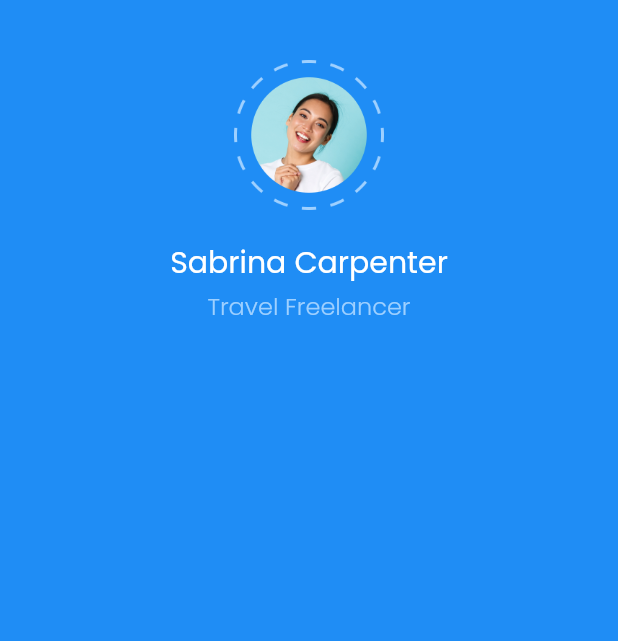
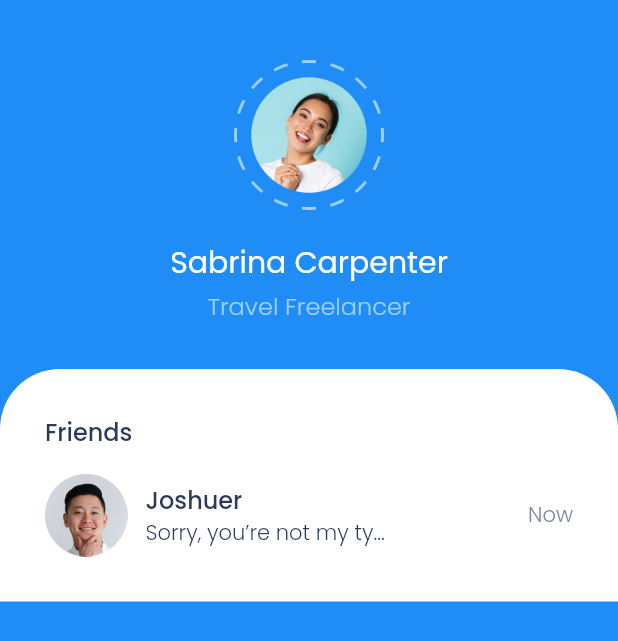
Before and after one commit to FachrulRivaldy/bwa_chatty, a Flutter app: the screen it shows after launch, on a phone screen of 412 x 824 dp. Shown: the top 641 px of the screen. Run offline on Flutter 3.47's test engine with Material 2 defaults, Android fonts, the phone set to English and light mode, and no system bars.

Commit message:
Chatty 5

```diff
--- a/lib/homepage.dart
+++ b/lib/homepage.dart
@@ -38,6 +38,58 @@ class HomePage extends StatelessWidget {
                   fontSize: 16,
                   fontWeight: FontWeight.w300),
             ),
+            SizedBox(
+              height: 30,
+            ),
+            Container(
+              width: double.infinity,
+              padding: EdgeInsets.all(30),
+              decoration: BoxDecoration(
+                  color: whiteColor,
+                  borderRadius:
+                      BorderRadius.vertical(top: Radius.circular(40))),
+              child: Column(
+                crossAxisAlignment: CrossAxisAlignment.start,
+                children: [
+                  Text(
+                    "Friends",
+                    style: titleTextStyle,
+                  ),
+                  SizedBox(
+                    height: 16,
+                  ),
+                  Row(
+                    children: [
+                      Image.asset(
+                        'assets/images/friend1.png',
+                        height: 55,
+                        width: 55,
+                      ),
+                      SizedBox(
+                        width: 12,
+                      ),
+                      Column(
+                        crossAxisAlignment: CrossAxisAlignment.start,
+                        children: [
+                          Text(
+                            "Joshuer",
+                            style: titleTextStyle,
+                          ),
+                          Text("Sorry, you’re not my ty...",
+                              style: subtitleTextStyle.copyWith(
+                                  color: blackColor)),
+                        ],
+                      ),
+                      Spacer(),
+                      Text(
+                        "Now",
+                        style: subtitleTextStyle,
+                      ),
+                    ],
+                  ),
+                ],
+              ),
+            ),
           ],
         ),
       )),
```
